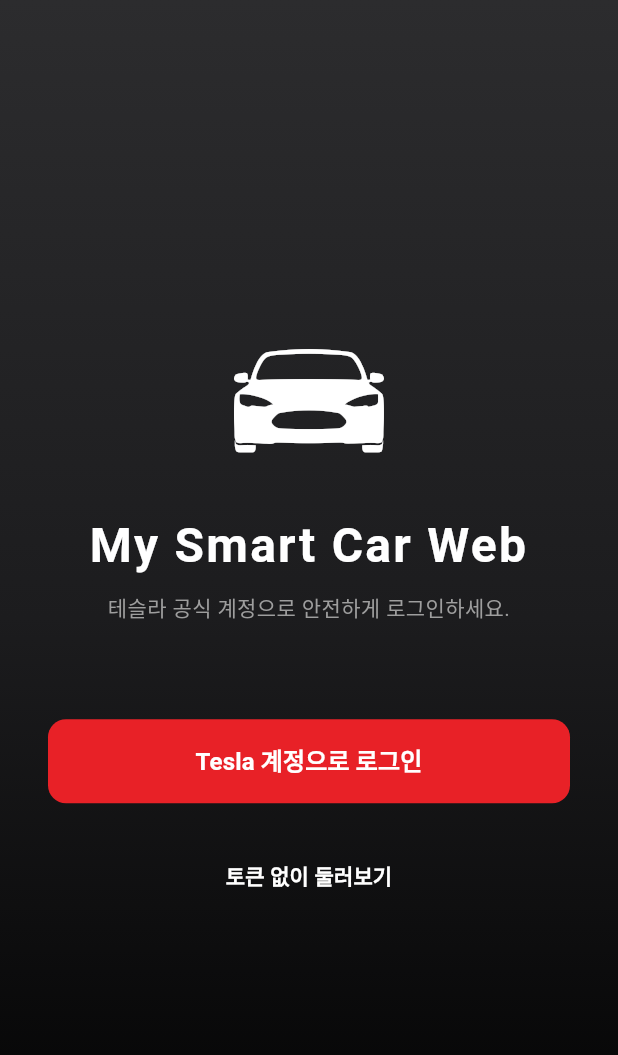
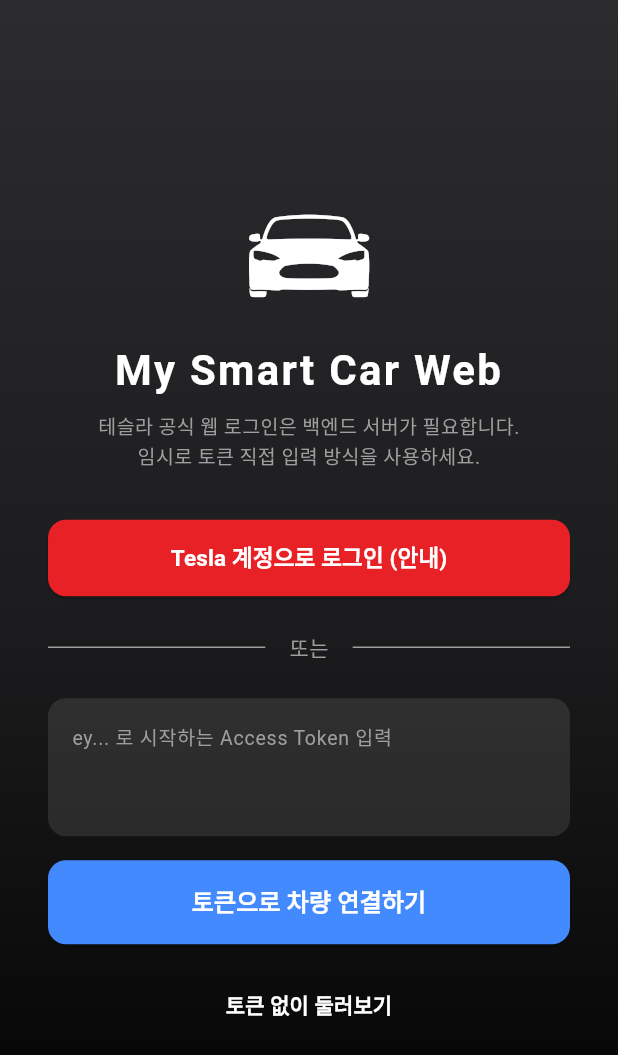
Before and after one commit to hadongil19822-blip/tesla, a Flutter app: the screen it shows after launch, on a phone screen of 412 x 824 dp. Shown: the top 1055 px of the screen. Run offline on Flutter 3.47's test engine with Material 3 defaults, Android fonts, the phone set to English and light mode, and no system bars; our stand-ins replace flutter_tts, shared_preferences, web; missing offline and left inert: dart:ui_web, flutter_web_auth_2.

Commit message:
fix: revert to manual token input due to tesla cors policy

```diff
--- a/lib/screens/login_screen.dart
+++ b/lib/screens/login_screen.dart
@@ -15,6 +15,7 @@
 }
 
 class _LoginScreenState extends State<LoginScreen> {
+  final _tokenController = TextEditingController();
   bool _isLoading = false;
 
   @override
@@ -27,7 +28,8 @@
     final prefs = await SharedPreferences.getInstance();
     final token = prefs.getString('tesla_token');
     if (token != null && token.isNotEmpty) {
-      // Auto login if token exists
+      _tokenController.text = token;
+      // 자동 로그인 시도
       final apiService = TeslaApiService();
       apiService.setToken(token);
       final isValid = await apiService.verifyToken(token);
@@ -39,81 +41,55 @@
     }
   }
 
-  Future<void> _handleOfficialLogin() async {
+  void _handleTokenLogin() async {
+    final token = _tokenController.text.trim();
+    if (token.isEmpty) {
+      ScaffoldMessenger.of(context).showSnackBar(
+        const SnackBar(content: Text('토큰 값을 입력해주세요!')),
+      );
+      return;
+    }
+
     setState(() {
       _isLoading = true;
     });
 
-    try {
-      final clientId = '0c603db8-e784-4ff4-9170-f07d4f1e2d55';
-      final clientSecret = 'ta-secret.r2k7Ntla@h*FLIn!';
-      final redirectUri = 'https://hadongil19822-blip.github.io/tesla/auth.html';
+    final apiService = TeslaApiService();
+    final isValid = await apiService.verifyToken(token);
 
-      final url = Uri.https('auth.tesla.com', '/oauth2/v3/authorize', {
-        'response_type': 'code',
-        'client_id': clientId,
-        'redirect_uri': redirectUri,
-        'scope': 'openid vehicle_device_data vehicle_cmds offline_access',
-        'state': '12345'
-      });
+    if (!mounted) return;
 
-      // 1. 공식 테슬라 웹 로그인 창 띄우기
-      final result = await FlutterWebAuth2.authenticate(
-        url: url.toString(),
-        callbackUrlScheme: 'https',
-      );
+    if (isValid) {
+      final prefs = await SharedPreferences.getInstance();
+      await prefs.setString('tesla_token', token);
 
-      final code = Uri.parse(result).queryParameters['code'];
-      if (code == null) throw Exception('인증 코드를 받지 못했습니다.');
-
-      // 2. 코드를 토큰으로 교환하기
-      final tokenUrl = 'https://corsproxy.io/?${Uri.encodeComponent('https://auth.tesla.com/oauth2/v3/token')}';
-      final response = await http.post(
-        Uri.parse(tokenUrl),
-        headers: {'Content-Type': 'application/x-www-form-urlencoded'},
-        body: {
-          'grant_type': 'authorization_code',
-          'client_id': clientId,
-          'client_secret': clientSecret,
-          'code': code,
-          'redirect_uri': redirectUri,
-          'audience': 'https://fleet-api.prd.na.vn.cloud.tesla.com'
-        },
-      );
-
-      if (response.statusCode == 200) {
-        final data = jsonDecode(response.body);
-        final accessToken = data['access_token'];
-
-        final prefs = await SharedPreferences.getInstance();
-        await prefs.setString('tesla_token', accessToken);
-
-        final apiService = TeslaApiService();
-        final isValid = await apiService.verifyToken(accessToken);
-
-        if (isValid && mounted) {
       Navigator.of(context).pushReplacement(
         CupertinoPageRoute(builder: (context) => const MainScreen()),
       );
     } else {
-          throw Exception('차량 정보를 불러올 수 없습니다.');
-        }
-      } else {
-        throw Exception('토큰 발급 실패: ${response.statusCode}');
-      }
-    } catch (e) {
-      if (mounted) {
-        ScaffoldMessenger.of(context).showSnackBar(
-          SnackBar(content: Text('로그인 실패: $e')),
-        );
-      }
-    } finally {
-      if (mounted) {
       setState(() {
         _isLoading = false;
       });
+      ScaffoldMessenger.of(context).showSnackBar(
+        const SnackBar(content: Text('유효하지 않은 토큰입니다.')),
+      );
     }
   }
+
+  Future<void> _handleOfficialLogin() async {
+    showDialog(
+      context: context,
+      builder: (context) => AlertDialog(
+        title: const Text('보안 정책 안내'),
+        content: const Text('테슬라의 강력한 보안 정책(CORS 및 방화벽)으로 인해, 백엔드 서버가 없는 순수 웹페이지(GitHub Pages)에서는 공식 로그인을 마칠 수 없습니다.\n\n앱스토어에서 "Auth app for Tesla" 등의 앱을 이용해 토큰을 발급받아 아래 입력창에 직접 붙여넣어 주세요.'),
+        actions: [
+          TextButton(
+            onPressed: () => Navigator.of(context).pop(),
+            child: const Text('확인'),
+          ),
+        ],
+      ),
+    );
   }
 
   @override
@@ -135,43 +111,82 @@
               mainAxisAlignment: MainAxisAlignment.center,
               crossAxisAlignment: CrossAxisAlignment.stretch,
               children: [
-                const Icon(CupertinoIcons.car_detailed, size: 100, color: Colors.white),
-                const SizedBox(height: 24),
+                const Icon(CupertinoIcons.car_detailed, size: 80, color: Colors.white),
+                const SizedBox(height: 16),
                 const Text(
                   'My Smart Car Web',
                   textAlign: TextAlign.center,
-                  style: TextStyle(fontSize: 32, fontWeight: FontWeight.bold, letterSpacing: 1.5),
+                  style: TextStyle(fontSize: 28, fontWeight: FontWeight.bold, letterSpacing: 1.5),
                 ),
                 const SizedBox(height: 8),
                 const Text(
-                  '테슬라 공식 계정으로 안전하게 로그인하세요.',
+                  '테슬라 공식 웹 로그인은 백엔드 서버가 필요합니다.\n임시로 토큰 직접 입력 방식을 사용하세요.',
                   textAlign: TextAlign.center,
-                  style: TextStyle(fontSize: 14, color: Colors.grey),
+                  style: TextStyle(fontSize: 13, color: Colors.grey),
                 ),
-                const SizedBox(height: 64),
+                const SizedBox(height: 32),
 
-                // 로그인 버튼
+                // 공식 로그인 버튼 (안내 팝업용)
                 ElevatedButton(
-                  onPressed: _isLoading ? null : _handleOfficialLogin,
+                  onPressed: _handleOfficialLogin,
                   style: ElevatedButton.styleFrom(
                     backgroundColor: const Color(0xFFE82127), // 테슬라 레드
+                    padding: const EdgeInsets.symmetric(vertical: 14),
+                    shape: RoundedRectangleBorder(borderRadius: BorderRadius.circular(12)),
+                  ),
+                  child: const Text('Tesla 계정으로 로그인 (안내)', style: TextStyle(fontSize: 15, fontWeight: FontWeight.bold, color: Colors.white)),
+                ),
+
+                const Padding(
+                  padding: EdgeInsets.symmetric(vertical: 24.0),
+                  child: Row(
+                    children: [
+                      Expanded(child: Divider(color: Colors.grey)),
+                      Padding(
+                        padding: EdgeInsets.symmetric(horizontal: 16.0),
+                        child: Text('또는', style: TextStyle(color: Colors.grey)),
+                      ),
+                      Expanded(child: Divider(color: Colors.grey)),
+                    ],
+                  ),
+                ),
+
+                // 토큰 입력
+                TextField(
+                  controller: _tokenController,
+                  maxLines: 3,
+                  style: const TextStyle(color: Colors.white, fontSize: 13),
+                  decoration: InputDecoration(
+                    hintText: 'ey... 로 시작하는 Access Token 입력',
+                    hintStyle: const TextStyle(color: Colors.grey),
+                    filled: true,
+                    fillColor: Colors.white.withValues(alpha: 0.1),
+                    border: OutlineInputBorder(
+                      borderRadius: BorderRadius.circular(12),
+                      borderSide: BorderSide.none,
+                    ),
+                  ),
+                ),
+                const SizedBox(height: 16),
+
+                // 토큰 로그인 버튼
+                ElevatedButton(
+                  onPressed: _isLoading ? null : _handleTokenLogin,
+                  style: ElevatedButton.styleFrom(
+                    backgroundColor: Colors.blueAccent,
                     padding: const EdgeInsets.symmetric(vertical: 16),
                     shape: RoundedRectangleBorder(borderRadius: BorderRadius.circular(12)),
-                    elevation: 0,
                   ),
                   child: _isLoading
                       ? const SizedBox(
                           height: 20, width: 20,
                           child: CircularProgressIndicator(strokeWidth: 2, valueColor: AlwaysStoppedAnimation<Color>(Colors.white)),
                         )
-                      : const Text('Tesla 계정으로 로그인', style: TextStyle(fontSize: 16, fontWeight: FontWeight.bold, color: Colors.white)),
+                      : const Text('토큰으로 차량 연결하기', style: TextStyle(fontSize: 16, fontWeight: FontWeight.bold, color: Colors.white)),
                 ),
-                const SizedBox(height: 24),
+                const SizedBox(height: 16),
 
                 // 건너뛰기 버튼
-                Row(
-                  mainAxisAlignment: MainAxisAlignment.center,
-                  children: [
                 TextButton(
                   onPressed: () {
                     Navigator.of(context).pushReplacement(
@@ -182,11 +197,15 @@
                 ),
               ],
             ),
-              ],
-            ),
           ),
         ),
       ),
     );
   }
+
+  @override
+  void dispose() {
+    _tokenController.dispose();
+    super.dispose();
   }
+}
```
Also changed, not shown: 1 other file. Lines whose indentation alone changed are shown as unchanged.
